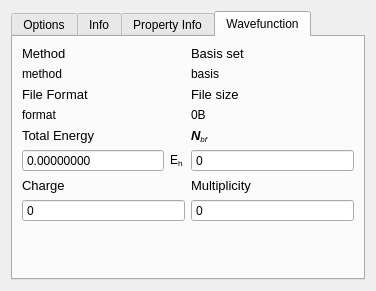
This is src/childpropertycontroller.ui in peterspackman/crystalexplorer as Qt 5 draws it before an edit. The edited form follows.
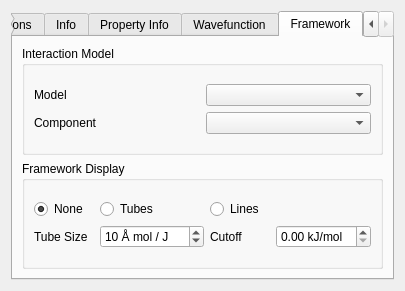
This is the edited form. Icons and pictures are not drawn.

Commit message: Initial working energy framework rendering and changes

Patch:
```diff
--- a/src/childpropertycontroller.ui
+++ b/src/childpropertycontroller.ui
@@ -6,7 +6,7 @@
    <rect>
     <x>0</x>
     <y>0</y>
-    <width>376</width>
+    <width>405</width>
     <height>291</height>
    </rect>
   </property>
@@ -26,7 +26,7 @@
       <string/>
      </property>
      <property name="currentIndex">
-      <number>3</number>
+      <number>4</number>
      </property>
      <widget class="QWidget" name="surfaceOptionsTab">
       <attribute name="title">
@@ -729,6 +729,123 @@
        </item>
       </layout>
      </widget>
+     <widget class="QWidget" name="frameworkTab">
+      <attribute name="title">
+       <string>Framework</string>
+      </attribute>
+      <layout class="QVBoxLayout" name="verticalLayout_9">
+       <item>
+        <widget class="QGroupBox" name="groupBox_2">
+         <property name="title">
+          <string>Interaction Model</string>
+         </property>
+         <layout class="QVBoxLayout" name="verticalLayout_7">
+          <item>
+           <layout class="QGridLayout" name="gridLayout_4">
+            <item row="0" column="0">
+             <widget class="QLabel" name="modelLabel">
+              <property name="text">
+               <string>Model</string>
+              </property>
+             </widget>
+            </item>
+            <item row="1" column="0">
+             <widget class="QLabel" name="componentLabel">
+              <property name="text">
+               <string>Component</string>
+              </property>
+             </widget>
+            </item>
+            <item row="1" column="1">
+             <widget class="QComboBox" name="componentComboBox"/>
+            </item>
+            <item row="0" column="1">
+             <widget class="QComboBox" name="modelComboBox"/>
+            </item>
+           </layout>
+          </item>
+         </layout>
+        </widget>
+       </item>
+       <item>
+        <widget class="QGroupBox" name="frameworkDisplayGroupBox">
+         <property name="title">
+          <string>Framework Display</string>
+         </property>
+         <layout class="QVBoxLayout" name="verticalLayout_8">
+          <item>
+           <layout class="QGridLayout" name="gridLayout_5">
+            <item row="3" column="0">
+             <widget class="QLabel" name="frameworkTubeSizeLabel">
+              <property name="text">
+               <string>Tube Size</string>
+              </property>
+             </widget>
+            </item>
+            <item row="0" column="0">
+             <widget class="QRadioButton" name="showNoneButton">
+              <property name="text">
+               <string>None</string>
+              </property>
+              <property name="checked">
+               <bool>true</bool>
+              </property>
+             </widget>
+            </item>
+            <item row="3" column="2">
+             <widget class="QLabel" name="frameworkCutoffLabel">
+              <property name="text">
+               <string>Cutoff</string>
+              </property>
+             </widget>
+            </item>
+            <item row="3" column="3">
+             <widget class="QDoubleSpinBox" name="frameworkCutoffSpinBox">
+              <property name="prefix">
+               <string/>
+              </property>
+              <property name="suffix">
+               <string> kJ/mol</string>
+              </property>
+             </widget>
+            </item>
+            <item row="3" column="1">
+             <widget class="QSpinBox" name="frameworkTubeSizeSpinBox">
+              <property name="suffix">
+               <string> Å mol / J</string>
+              </property>
+              <property name="minimum">
+               <number>1</number>
+              </property>
+              <property name="maximum">
+               <number>1000</number>
+              </property>
+              <property name="value">
+               <number>10</number>
+              </property>
+             </widget>
+            </item>
+            <item row="0" column="1">
+             <widget class="QRadioButton" name="showTubesButton">
+              <property name="text">
+               <string>Tubes</string>
+              </property>
+             </widget>
+            </item>
+            <item row="0" column="2">
+             <widget class="QRadioButton" name="showLinesButton">
+              <property name="text">
+               <string>Lines</string>
+              </property>
+             </widget>
+            </item>
+           </layout>
+          </item>
+         </layout>
+        </widget>
+       </item>
+      </layout>
+     </widget>
     </widget>
    </item>
   </layout>
```
The commit also changes 29 other files.
